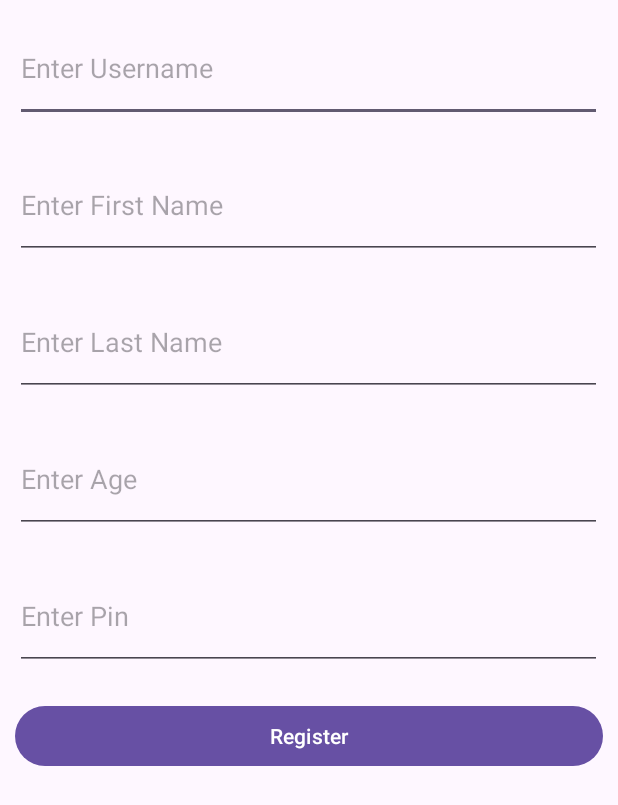
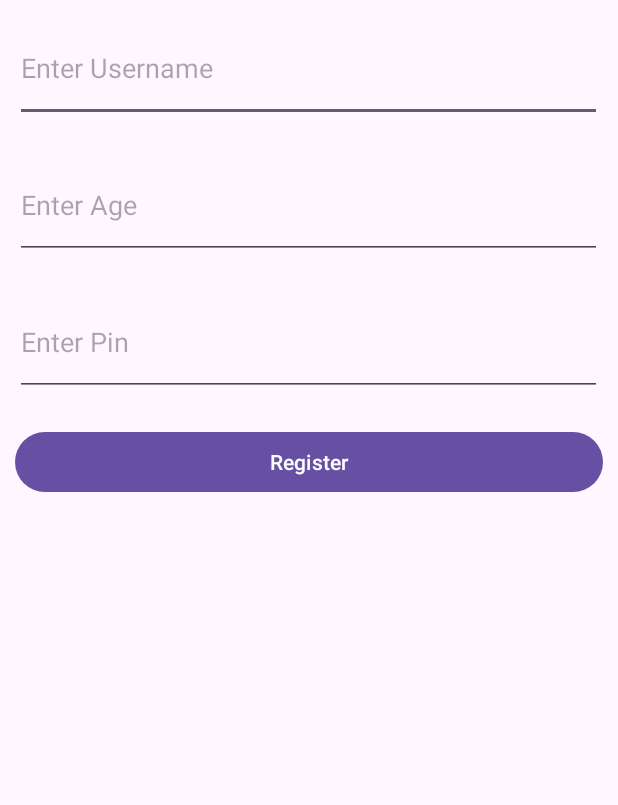
Before and after one commit to COMP-3013-Team-5-2023-2024/TEAM-5-COMP-3018, an Android app: the screen it shows after launch (MainActivity), after a tap on "Register", on a phone screen of 412 x 824 dp. Shown: the top 805 px of the screen. Run offline under Robolectric (Android 15) with nearby library versions, the phone set to English and light mode, and no system bars.

Commit message:
Removed First/Last Name, added periodHistory db

```diff
--- a/app/src/main/java/com/example/group_5_project/DBHandler.java
+++ b/app/src/main/java/com/example/group_5_project/DBHandler.java
@@ -14,18 +14,14 @@ public class DBHandler extends SQLiteOpenHelper {
     // below int is our database version
     private static final int DB_VERSION = 1;
 
-    // below variable is for our table name.
+    // below variables are for our table names.
     private static final String USER_TABLE_NAME = "user";
+    private static final String PERIOD_HIST_TABLE_NAME = "periodHistory";
 
-    // below are variables for the user table
-    private static final String ID_COL = "id";
+    // below are column names for the tables
+    private static final String USERID_COL = "userId";
 
     private static final String USERNAME_COL = "username";
-
-    private static final String FIRSTNAME_COL = "firstName";
-
-    private static final String LASTNAME_COL = "lastName";
-
     private static final String AGE_COL = "age";
 
     private static final String PIN_COL = "pin";
@@ -38,6 +34,8 @@ public class DBHandler extends SQLiteOpenHelper {
     private static final String BC_START_COL = "bcStartDate";
     private static final String BC_END_COL = "bcEndDate";
 
+    private static final String PERIOD_HIST_ID_COL = "historyId";
+
     // creating a constructor for our database handler.
     public DBHandler(Context context) {
         super(context, DB_NAME, null, DB_VERSION);
@@ -48,10 +46,8 @@ public class DBHandler extends SQLiteOpenHelper {
     public void onCreate(SQLiteDatabase db) {
 
         String userTableQuery = "CREATE TABLE " + USER_TABLE_NAME + " ("
-                + ID_COL + " INTEGER PRIMARY KEY AUTOINCREMENT, "
+                + USERID_COL + " INTEGER PRIMARY KEY AUTOINCREMENT, "
                 + USERNAME_COL + " TEXT,"
-                + FIRSTNAME_COL + " TEXT,"
-                + LASTNAME_COL + " TEXT,"
                 + PIN_COL + " TEXT,"
                 + AGE_COL + " INTEGER,"
                 + PERIOD_COL + " INTEGER,"
@@ -62,13 +58,21 @@ public class DBHandler extends SQLiteOpenHelper {
                 + BC_START_COL + " TEXT,"
                 + BC_END_COL + " TEXT)";
 
+        String periodHistoryTableQuery = "CREATE TABLE " + PERIOD_HIST_TABLE_NAME + " ("
+                + USERID_COL + " INTEGER,"
+                + PERIOD_HIST_ID_COL + " INTEGER PRIMARY KEY AUTOINCREMENT, "
+                + PERIOD_START_COL + " TEXT,"
+                + PERIOD_END_COL + " TEXT,"
+                + " FOREIGN KEY(" + USERID_COL + ") REFERENCES " + USER_TABLE_NAME + "(" + USERID_COL + "))";
+
         // at last we are calling a exec sql
         // method to execute above sql query
         db.execSQL(userTableQuery);
+        db.execSQL(periodHistoryTableQuery);
     }
 
     // this method is use to add new course to our sqlite database.
-    public void addNewUser(String userName, String firstName, String lastName, String pin, String age) {
+    public void addNewUser(String userName, String pin, String age) {
 
         // on below line we are creating a variable for
         // our sqlite database and calling writable method
@@ -83,8 +87,6 @@ public class DBHandler extends SQLiteOpenHelper {
         // along with its key and value pair.
 
         userValues.put(USERNAME_COL, userName);
-        userValues.put(FIRSTNAME_COL, firstName);
-        userValues.put(LASTNAME_COL, lastName);
         userValues.put(AGE_COL, Integer.valueOf(age));
         userValues.put(PIN_COL, pin);
 
@@ -100,6 +102,7 @@ public class DBHandler extends SQLiteOpenHelper {
     public void onUpgrade(SQLiteDatabase db, int oldVersion, int newVersion) {
         // this method is called to check if the table exists already.
         db.execSQL("DROP TABLE IF EXISTS " + USER_TABLE_NAME);
+        db.execSQL("DROP TABLE IF EXISTS " + PERIOD_HIST_TABLE_NAME);
         onCreate(db);
     }
 }
--- a/app/src/main/java/com/example/group_5_project/MainActivity.java
+++ b/app/src/main/java/com/example/group_5_project/MainActivity.java
@@ -11,7 +11,7 @@ import androidx.appcompat.app.AppCompatActivity;
 public class MainActivity extends AppCompatActivity {
 
     // creating variables for our edittext, button and dbhandler
-    private EditText firstNameEdt, lastNameEdt, userNameEdt, pinEdt, ageEdt;
+    private EditText userNameEdt, pinEdt, ageEdt;
     private Button registerBtn;
     private DBHandler dbHandler;
 
@@ -21,8 +21,6 @@ public class MainActivity extends AppCompatActivity {
         setContentView(R.layout.activity_main);
 
         // initializing all our variables.
-        firstNameEdt = findViewById(R.id.idEdtFirstName);
-        lastNameEdt = findViewById(R.id.idEdtLastName);
         userNameEdt = findViewById(R.id.idEdtUserName);
         ageEdt = findViewById(R.id.idEdtAge);
         pinEdt = findViewById(R.id.idEdtPin);
@@ -38,26 +36,22 @@ public class MainActivity extends AppCompatActivity {
             public void onClick(View v) {
 
                 // below line is to get data from all edit text fields.
-                String firstName = firstNameEdt.getText().toString();
-                String lastName = lastNameEdt.getText().toString();
                 String userName = userNameEdt.getText().toString();
                 String age = ageEdt.getText().toString();
                 String pin = pinEdt.getText().toString();
 
                 // validating if the text fields are empty or not.
-                if (firstName.isEmpty() && lastName.isEmpty() && userName.isEmpty() && pin.isEmpty() && age.isEmpty()) {
+                if (userName.isEmpty() && pin.isEmpty() && age.isEmpty()) {
                     Toast.makeText(MainActivity.this, "Please enter all the data..", Toast.LENGTH_SHORT).show();
                     return;
                 }
 
                 // on below line we are calling a method to add new
                 // course to sqlite data and pass all our values to it.
-                dbHandler.addNewUser(userName, firstName, lastName, pin, age);
+                dbHandler.addNewUser(userName, pin, age);
 
                 // after adding the data we are displaying a toast message.
                 Toast.makeText(MainActivity.this, "User is added", Toast.LENGTH_SHORT).show();
-                firstNameEdt.setText("");
-                lastNameEdt.setText("");
                 userNameEdt.setText("");
                 ageEdt.setText("");
                 pinEdt.setText("");
--- a/app/src/main/res/layout/activity_main.xml
+++ b/app/src/main/res/layout/activity_main.xml
@@ -14,22 +14,6 @@
         android:layout_height="71dp"
         android:layout_margin="10dp"
         android:hint="Enter Username" />
-
-    <!--edit text to enter first name-->
-    <EditText
-        android:id="@+id/idEdtFirstName"
-        android:layout_width="391dp"
-        android:layout_height="71dp"
-        android:layout_margin="10dp"
-        android:hint="Enter First Name" />
-
-    <!--edit text to enter last name-->
-    <EditText
-        android:id="@+id/idEdtLastName"
-        android:layout_width="391dp"
-        android:layout_height="71dp"
-        android:layout_margin="10dp"
-        android:hint="Enter Last Name" />
 
     <!--edit text to enter age-->
     <EditText
```
